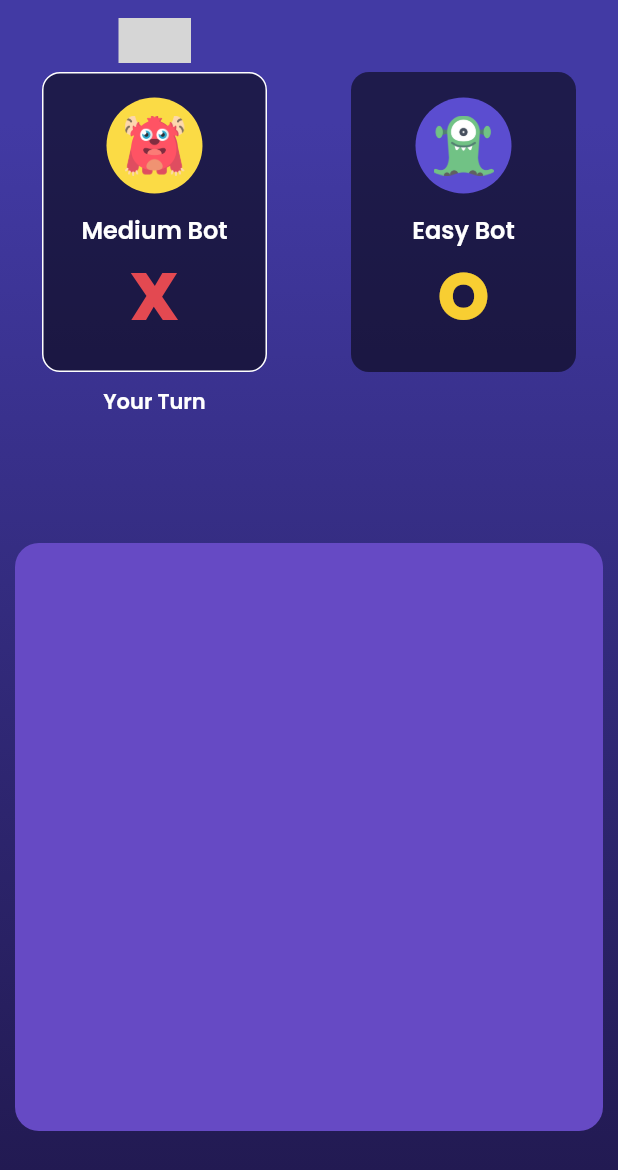
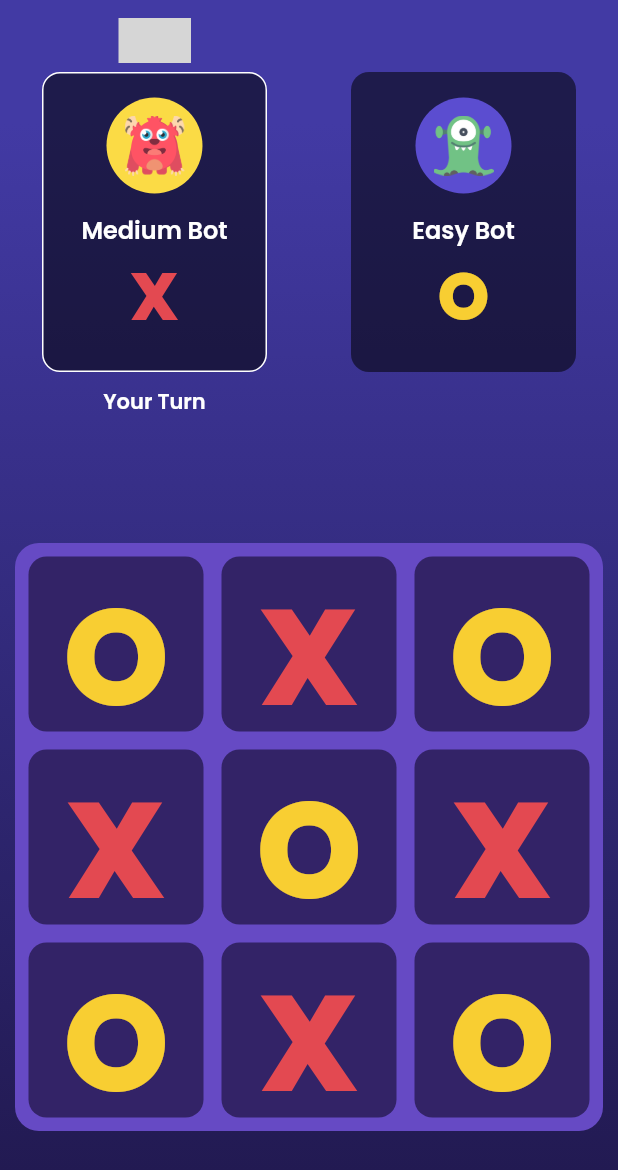
Before and after one commit to SatyamX64/Tic-Tac-Toe, a Flutter app: the GameScreen screen opened by its route, on a phone screen of 412 x 824 dp. Shown: the top 1170 px of the screen. Run offline on Flutter 3.47's test engine with Material 2 defaults, Android fonts, the phone set to English and light mode, and no system bars; our stand-ins replace google_fonts, lottie; network calls fail; grey boxes are pictures that could not be loaded.

Commit message:
[UI] : game board

```diff
--- a/lib/src/presentation/game/sc_game.dart
+++ b/lib/src/presentation/game/sc_game.dart
@@ -1,6 +1,5 @@
 import 'package:flutter/material.dart';
 import 'package:google_fonts/google_fonts.dart';
-import 'package:lottie/lottie.dart';
 import 'package:tic_tac_toe/gen/assets.gen.dart';
 import 'package:tic_tac_toe/src/presentation/shared/gradient_scaffold.dart';
 
@@ -40,15 +39,14 @@ class GameScreen extends StatelessWidget {
             const SizedBox(
               height: 64,
             ),
-            AspectRatio(
-              aspectRatio: 1,
-              child: Container(
-                decoration: BoxDecoration(
-                    color: const Color(0xFF664AC4),
-                    borderRadius: BorderRadius.circular(16)),
-                width: double.maxFinite,
-                margin:
-                    const EdgeInsets.symmetric(horizontal: 10, vertical: 10),
+            _Board(
+              child: GridView.builder(
+                physics: const NeverScrollableScrollPhysics(),
+                gridDelegate: const SliverGridDelegateWithFixedCrossAxisCount(
+                    crossAxisCount: 3),
+                itemBuilder: (context, index) =>
+                    index.isEven ? const _BoardTile.O() : const _BoardTile.X(),
+                itemCount: 9,
               ),
             ),
             const SizedBox(
@@ -60,3 +58,64 @@ class GameScreen extends StatelessWidget {
     );
   }
 }
+
+class _Board extends StatelessWidget {
+  const _Board({
+    required this.child,
+    Key? key,
+  }) : super(key: key);
+  final Widget child;
+  @override
+  Widget build(BuildContext context) {
+    return AspectRatio(
+      aspectRatio: 1,
+      child: Container(
+          decoration: BoxDecoration(
+              color: const Color(0xFF664AC4),
+              borderRadius: BorderRadius.circular(16)),
+          width: double.maxFinite,
+          padding: const EdgeInsets.all(3),
+          margin: const EdgeInsets.symmetric(horizontal: 10, vertical: 10),
+          child: child),
+    );
+  }
+}
+
+class _BoardTile extends StatelessWidget {
+  const _BoardTile({
+    Key? key,
+  })  : character = ' ',
+        color = Colors.transparent,
+        super(key: key);
+
+  const _BoardTile.X({
+    Key? key,
+  })  : character = 'X',
+        color = const Color(0xFFE34951),
+        super(key: key);
+  const _BoardTile.O({
+    Key? key,
+  })  : character = 'O',
+        color = const Color(0xFFF8CE32),
+        super(key: key);
+
+  final String character;
+  final Color color;
+
+  @override
+  Widget build(BuildContext context) {
+    return Container(
+      alignment: Alignment.center,
+      decoration: BoxDecoration(
+        color: const Color(0xFF332367),
+        borderRadius: BorderRadius.circular(12),
+      ),
+      margin: const EdgeInsets.all(6),
+      child: Text(
+        character,
+        style: GoogleFonts.poppins(
+            color: color, fontWeight: FontWeight.w800, fontSize: 90),
+      ),
+    );
+  }
+}
```
